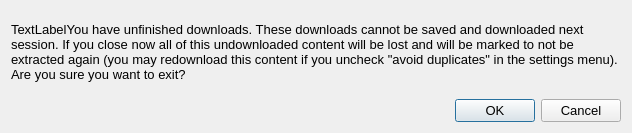
Before: the Qt Designer form DownloaderForReddit/UnfinishedDownloadsWarningMessage.ui in MalloyDelacroix/DownloaderForReddit, drawn with Qt 5.
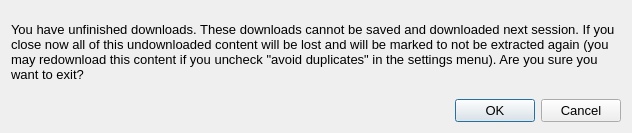
After: the same form once the commit is applied.

Commit message: Various GUI fixes related to unfinished downloads

Diff of the .ui file:
```diff
--- a/DownloaderForReddit/UnfinishedDownloadsWarningMessage.ui
+++ b/DownloaderForReddit/UnfinishedDownloadsWarningMessage.ui
@@ -19,7 +19,7 @@
      <item row="0" column="0">
       <widget class="QLabel" name="label">
        <property name="text">
-        <string>&lt;html&gt;&lt;head/&gt;&lt;body&gt;&lt;p&gt;&lt;span style=&quot; font-size:10pt;&quot;&gt;TextLabelYou have unfinished downloads.  These downloads cannot be saved and downloaded next session.  If you close now all of this undownloaded content will be lost and will be marked to not be extracted again (you may redownload this content if you uncheck &amp;quot;avoid duplicates&amp;quot; in the settings menu).  Are you sure you want to exit?&lt;/span&gt;&lt;/p&gt;&lt;/body&gt;&lt;/html&gt;</string>
+        <string>&lt;html&gt;&lt;head/&gt;&lt;body&gt;&lt;p&gt;&lt;span style=&quot; font-size:10pt;&quot;&gt;You have unfinished downloads. These downloads cannot be saved and downloaded next session. If you close now all of this undownloaded content will be lost and will be marked to not be extracted again (you may redownload this content if you uncheck &amp;quot;avoid duplicates&amp;quot; in the settings menu). Are you sure you want to exit?&lt;/span&gt;&lt;/p&gt;&lt;/body&gt;&lt;/html&gt;</string>
        </property>
        <property name="wordWrap">
         <bool>true</bool>
```
The commit also changes 6 other files.
